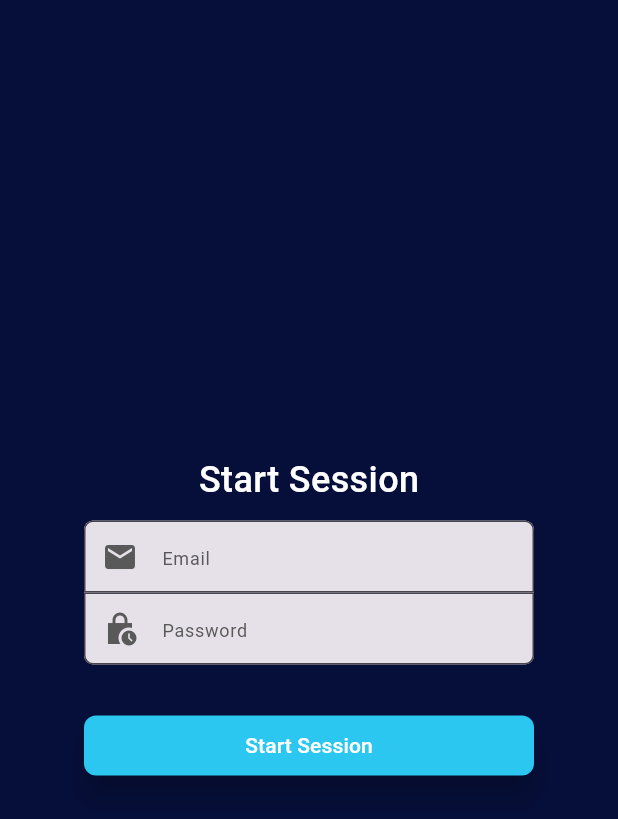
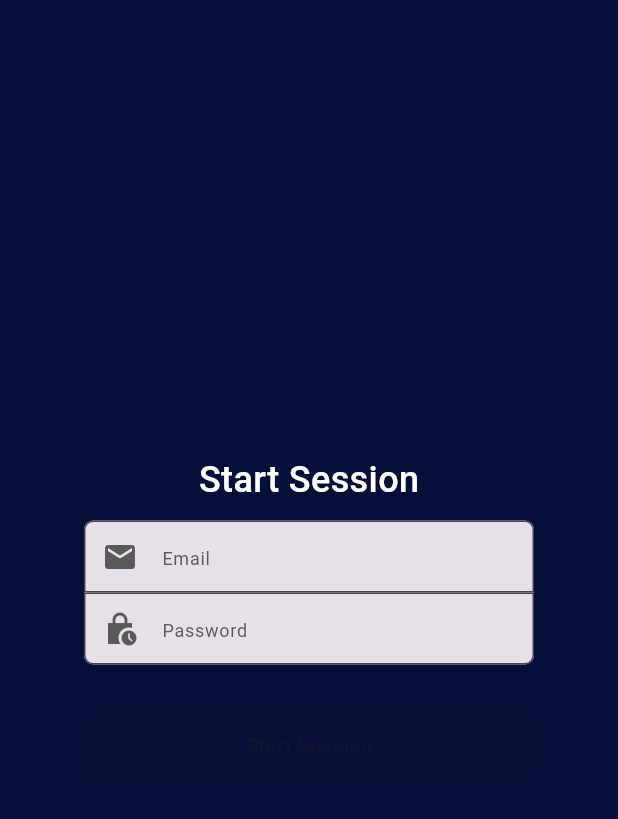
Before and after one commit to valenzuela21/MVVM-FLUTTER-Clean-Code, a Flutter app: the screen it shows after launch, on a phone screen of 412 x 824 dp. Shown: the top 819 px of the screen. Run offline on Flutter 3.47's test engine with Material 3 defaults, Android fonts, the phone set to English and light mode, and no system bars; our stand-ins replace dartz, dio, easy_localization, flutter_phoenix, freezed_annotation, get_it and 6 more; generated files the repository leaves out were written again; Roboto replaces fonts that are missing (Montserrat).

Commit message:
Update App

```diff
--- a/lib/presentation/base/baseviewmodel.dart
+++ b/lib/presentation/base/baseviewmodel.dart
@@ -11,7 +11,7 @@ abstract class BaseViewModel extends BaseViewModelInputs
   Sink<FlowState> get inputState => _inputStateStreamController.sink;
 
   @override
-  Stream<FlowState> get outputState => _inputStateStreamController.stream;
+  Stream<FlowState> get outputState => _inputStateStreamController.stream.map((flowstate) => flowstate);
 
   @override
   void dispose() {
--- a/lib/presentation/login/LoginViewModel.dart
+++ b/lib/presentation/login/LoginViewModel.dart
@@ -9,11 +9,11 @@ import 'package:approducts/presentation/common/state_render/state_render_impl.da
 
 class LoginViewModel extends BaseViewModel
     implements LoginViewModelInputs, LoginViewModelOutputs {
-  StreamController _userNameStreamController =
+  final StreamController _userNameStreamController =
       StreamController<String>.broadcast();
-  StreamController _passwordStreamController =
+  final StreamController _passwordStreamController =
       StreamController<String>.broadcast();
-  StreamController _isAllInputsValidStreamController =
+  final StreamController _isAllInputsValidStreamController =
       StreamController<void>.broadcast();
   StreamController isUserLoggedInSuccessFullyStreamController =
       StreamController<String>();
@@ -25,6 +25,20 @@ class LoginViewModel extends BaseViewModel
   LoginViewModel(this._loginUseCase);
 
   @override
+  void dispose() {
+    _userNameStreamController.close();
+    _passwordStreamController.close();
+    _isAllInputsValidStreamController.close();
+    isUserLoggedInSuccessFullyStreamController.close();
+  }
+
+  @override
+  void start() {
+    inputState.add(ContentState());
+  }
+
+
+  @override
   Sink get inputIsAllInputValid => _isAllInputsValidStreamController.sink;
 
   @override
@@ -33,18 +47,6 @@ class LoginViewModel extends BaseViewModel
   @override
   Sink get inputUserName => _userNameStreamController.sink;
 
-  @override
-  void start() {
-    inputState.add(ContentState());
-  }
-
-  @override
-  void dispose() {
-    _userNameStreamController.close();
-    _passwordStreamController.close();
-    _isAllInputsValidStreamController.close();
-    isUserLoggedInSuccessFullyStreamController.close();
-  }
 
   @override
   login() async {
@@ -53,9 +55,13 @@ class LoginViewModel extends BaseViewModel
     (await _loginUseCase.execute(
             LoginUseCaseInput(loginObject.userName, loginObject.password)))
         .fold(
-            (failure) => {
+            (failure){
                   inputState.add(ErrorState(
-                      StateRendererType.POPUP_ERROR_STATE, failure.message))
+                      StateRendererType.POPUP_ERROR_STATE, failure.message));
+
+                  Future.delayed(Duration(seconds: 3), () {
+                    inputState.add(ContentState());
+                  });
                 }, (data) {
       inputState.add(ContentState());
       isUserLoggedInSuccessFullyStreamController
@@ -92,14 +98,23 @@ class LoginViewModel extends BaseViewModel
   setPassword(String password) {
     inputPassword.add(password);
     loginObject = loginObject.copyWith(password: password);
+    _validate();
   }
 
   @override
   setUserName(String userName) {
     inputUserName.add(userName);
     loginObject = loginObject.copyWith(userName: userName);
+    _validate();
   }
+
+  _validate(){
+    inputIsAllInputValid.add(null);
+  }
+
 }
+
+
 
 abstract class LoginViewModelInputs {
   setUserName(String userName);
--- a/lib/presentation/login/login.dart
+++ b/lib/presentation/login/login.dart
@@ -36,6 +36,7 @@ class _LoginState extends State<LoginView> {
         .addListener(() => _viewModel.setPassword(_passwordController.text));
     _viewModel.isUserLoggedInSuccessFullyStreamController.stream
         .listen((token) {
+
       SchedulerBinding.instance.addPostFrameCallback((_) {
         _appPreferences.setUserToken(token);
         resetModules();
@@ -54,7 +55,7 @@ class _LoginState extends State<LoginView> {
   Widget build(BuildContext context) {
     return Scaffold(
         backgroundColor: ColorManager.primary,
-        body: StreamBuilder(
+        body: StreamBuilder<FlowState>(
             stream: _viewModel.outputState,
             builder: (context, snapshot) {
               return snapshot.data
@@ -88,7 +89,7 @@ class _LoginState extends State<LoginView> {
                         width: AppSize.s300,
                         child: Column(
                           children: [
-                            StreamBuilder(
+                            StreamBuilder<bool>(
                                 stream: _viewModel.outputIsUserNameValid,
                                 builder: (context, snapshot) {
                                   return TextFormField(
@@ -104,7 +105,7 @@ class _LoginState extends State<LoginView> {
                                             : AppStrings.usernameError.tr()),
                                   );
                                 }),
-                            StreamBuilder(
+                            StreamBuilder<bool>(
                                 stream: _viewModel.outputIsPasswordValid,
                                 builder: (context, snapshot) {
                                   return TextFormField(
@@ -127,11 +128,15 @@ class _LoginState extends State<LoginView> {
                     ],
                   ),
                   SizedBox(height: AppSize.s20),
-                  ElevatedButton(
-                      onPressed: () {
-                        _viewModel.login();
-                      },
-                      child: Text(AppStrings.start_session).tr())
+                  StreamBuilder<bool>(
+                      stream: _viewModel.outputIsAllInputsValid,
+                      builder: (context, snapshot) {
+                        return ElevatedButton(
+                            onPressed: (snapshot.data ?? false)? (){
+                              _viewModel.login();
+                            }: null,
+                            child: Text(AppStrings.start_session).tr());
+                      })
                 ],
               ))),
     );
--- a/pubspec.yaml
+++ b/pubspec.yaml
@@ -50,6 +50,7 @@ dependencies:
   rxdart: ^0.28.0
   easy_localization: ^3.0.0
   flutter_phoenix: ^1.0.0
+  loading_animation_widget: ^1.3.0
 
 
 dev_dependencies:
```
Also changed, not shown: lib/presentation/common/state_render/state_render.dart (+8 -1 lines), pubspec.lock.
